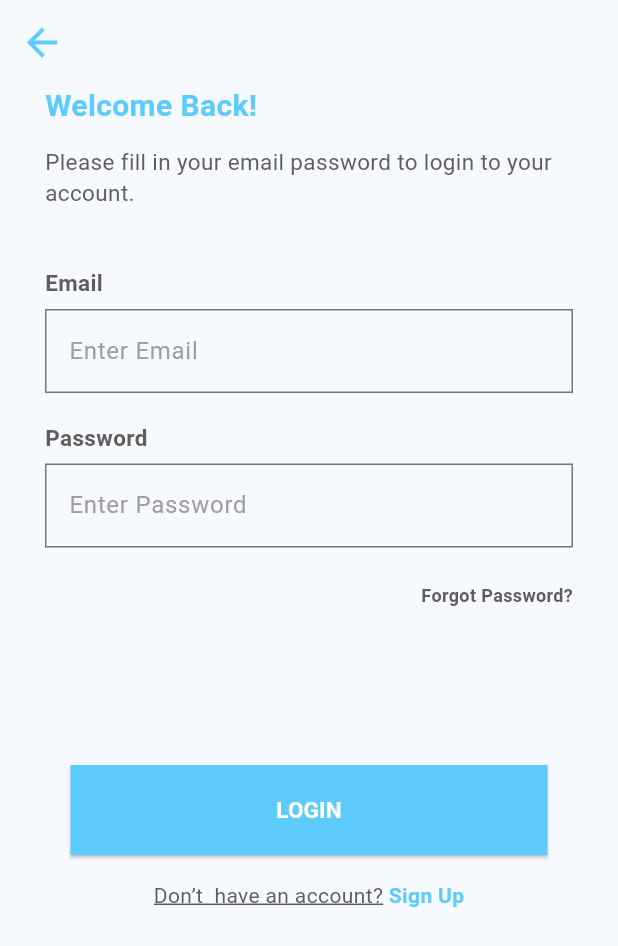
After one commit to shabbirrajput/Drips-Water-Delivery-Flutter-App, a Flutter app: the ScreenLogin screen opened directly, on a phone screen of 412 x 824 dp. The commit adds this screen. Shown: the top 946 px of the screen. Run offline on Flutter 3.47's test engine with Material 2 defaults, Android fonts, the phone set to English and light mode, and no system bars; our stand-ins replace flutter_svg, google_fonts; Roboto replaces fonts that are missing (TextStyle).

Commit message:
Login Screen ---> Done

```diff
--- a/lib/core/app_string.dart
+++ b/lib/core/app_string.dart
@@ -14,4 +14,14 @@ class AppString {
   static const textCreateAnAccount = 'CREATE AN ACCOUNT';
   static const textLogin = 'LOGIN';
   static const textContinueAsGuest = 'Continue as Guest';
+  static const textWelcomeBack = 'Welcome Back!';
+  static const textPleaseFillInYourEmailPasswordToLoginToYourAccount =
+      'Please fill in your email password to login to your account.';
+  static const textEmail = 'Email';
+  static const textPassword = 'Password';
+  static const textForgotPassword = 'Forgot Password?';
+  static const textDontHaveAnAccount = 'Don’t  have an account?';
+  static const textSignUp = ' Sign Up';
+  static const textEnterEmail = 'Enter Email';
+  static const textEnterPassword = 'Enter Password';
 }
--- a/lib/main.dart
+++ b/lib/main.dart
@@ -1,3 +1,4 @@
+import 'package:drips_water/core/app_color.dart';
 import 'package:drips_water/screens/splash/screen_splash.dart';
 import 'package:flutter/material.dart';
 
@@ -14,7 +15,7 @@ class MyApp extends StatelessWidget {
     return MaterialApp(
       title: 'Drips Water',
       theme: ThemeData(
-        colorScheme: ColorScheme.fromSeed(seedColor: Colors.deepPurple),
+        colorScheme: ColorScheme.fromSeed(seedColor: AppColors.colorPrimary),
         useMaterial3: true,
       ),
       home: const ScreenSplash(),
--- /dev/null
+++ b/lib/screens/auth/screen_login.dart
@@ -0,0 +1,198 @@
+import 'package:drips_water/core/app_color.dart';
+import 'package:drips_water/core/app_dimens.dart';
+import 'package:drips_water/core/app_string.dart';
+import 'package:flutter/gestures.dart';
+import 'package:flutter/material.dart';
+import 'package:google_fonts/google_fonts.dart';
+
+class ScreenLogin extends StatefulWidget {
+  const ScreenLogin({Key? key}) : super(key: key);
+
+  @override
+  State<ScreenLogin> createState() => _ScreenLoginState();
+}
+
+class _ScreenLoginState extends State<ScreenLogin> {
+  @override
+  Widget build(BuildContext context) {
+    return Scaffold(
+      appBar: AppBar(
+        leading: IconButton(
+            onPressed: () {
+              Navigator.pop(context);
+            },
+            icon: const Icon(
+              Icons.arrow_back,
+              color: AppColors.colorPrimary,
+              size: Dimens.margin30,
+            )),
+      ),
+      body: SingleChildScrollView(
+        child: Padding(
+          padding: const EdgeInsets.symmetric(horizontal: Dimens.margin30),
+          child: Column(
+            children: [
+              Align(
+                alignment: Alignment.topLeft,
+                child: Text(
+                  AppString.textWelcomeBack,
+                  style: TextStyle(
+                    color: AppColors.colorPrimary,
+                    fontFamily: GoogleFonts.poppins().toString(),
+                    fontSize: Dimens.textSize20,
+                    fontWeight: FontWeight.w700,
+                  ),
+                ),
+              ),
+              const SizedBox(
+                height: Dimens.margin12,
+              ),
+              Text(
+                AppString.textPleaseFillInYourEmailPasswordToLoginToYourAccount,
+                style: TextStyle(
+                    color: AppColors.colorGrey,
+                    fontFamily: GoogleFonts.poppins().toString(),
+                    fontSize: Dimens.textSize15,
+                    fontWeight: FontWeight.w400),
+              ),
+              const SizedBox(
+                height: Dimens.margin39,
+              ),
+              Align(
+                alignment: Alignment.topLeft,
+                child: Text(
+                  AppString.textEmail,
+                  style: TextStyle(
+                      color: AppColors.colorGrey,
+                      fontFamily: GoogleFonts.poppins().toString(),
+                      fontSize: Dimens.textSize15,
+                      fontWeight: FontWeight.w700),
+                ),
+              ),
+              const SizedBox(
+                height: Dimens.margin7,
+              ),
+              const TextField(
+                decoration: InputDecoration(
+                  border: OutlineInputBorder(
+                    borderRadius: BorderRadius.all(Radius.zero),
+                  ),
+                  hintStyle: TextStyle(color: Colors.grey),
+                  hintText: AppString.textEnterEmail,
+                  /*fillColor: Colors.white70*/
+                ),
+              ),
+              const SizedBox(
+                height: Dimens.margin19,
+              ),
+              Align(
+                alignment: Alignment.topLeft,
+                child: Text(
+                  AppString.textPassword,
+                  style: TextStyle(
+                      color: AppColors.colorGrey,
+                      fontFamily: GoogleFonts.poppins().toString(),
+                      fontSize: Dimens.textSize15,
+                      fontWeight: FontWeight.w700),
+                ),
+              ),
+              const SizedBox(
+                height: Dimens.margin7,
+              ),
+              const TextField(
+                decoration: InputDecoration(
+                  border: OutlineInputBorder(
+                    borderRadius: BorderRadius.all(Radius.zero),
+                  ),
+                  hintStyle: TextStyle(color: Colors.grey),
+                  hintText: AppString.textEnterPassword,
+                  /*fillColor: Colors.white70*/
+                ),
+              ),
+              const SizedBox(
+                height: Dimens.margin23,
+              ),
+              InkWell(
+                onTap: () {},
+                child: Align(
+                  alignment: Alignment.topRight,
+                  child: Text(
+                    AppString.textForgotPassword,
+                    style: TextStyle(
+                        color: AppColors.colorGrey,
+                        fontFamily: GoogleFonts.poppins().toString(),
+                        fontSize: Dimens.textSize12,
+                        fontWeight: FontWeight.w600),
+                  ),
+                ),
+              ),
+              const SizedBox(
+                height: Dimens.margin105,
+              ),
+              SizedBox(
+                height: Dimens.margin60,
+                width: Dimens.margin318,
+                child: ElevatedButton(
+                  onPressed: () {},
+                  style: ElevatedButton.styleFrom(
+                      shape: const RoundedRectangleBorder(
+                          borderRadius: BorderRadius.all(Radius.zero)),
+                      backgroundColor: AppColors.colorPrimary),
+                  child: Text(
+                    AppString.textLogin,
+                    style: TextStyle(
+                        color: AppColors.colorWhite,
+                        fontFamily: GoogleFonts.poppins().toString(),
+                        fontSize: Dimens.textSize15,
+                        fontWeight: FontWeight.w700),
+                  ),
+                ),
+              ),
+              const SizedBox(
+                height: Dimens.margin17,
+              ),
+              Text.rich(
+                TextSpan(
+                  children: [
+                    TextSpan(
+                      text: AppString.textDontHaveAnAccount,
+                      style: TextStyle(
+                        fontSize: Dimens.textSize14,
+                        decoration: TextDecoration.underline,
+                        color: AppColors.colorGrey,
+                        fontFamily: GoogleFonts.poppins().toString(),
+                        fontWeight: FontWeight.w400,
+                      ),
+                    ),
+                    TextSpan(
+                      recognizer: TapGestureRecognizer()
+                        ..onTap = () {
+                          /*Navigator.push(
+                            context,
+                            MaterialPageRoute(
+                              builder: (context) => const ScreenRegisteration(),
+                            ),
+                          );*/
+                        },
+                      text: AppString.textSignUp,
+                      style: TextStyle(
+                        color: AppColors.colorPrimary,
+                        fontFamily: GoogleFonts.poppins().toString(),
+                        fontWeight: FontWeight.w700,
+                      ),
+                    ),
+                  ],
+                ),
+                style: TextStyle(
+                  color: AppColors.colorGrey,
+                  fontFamily: GoogleFonts.poppins().toString(),
+                  fontWeight: FontWeight.w500,
+                ),
+              ),
+            ],
+          ),
+        ),
+      ),
+    );
+  }
+}
--- a/lib/screens/welcome/screen_welcome.dart
+++ b/lib/screens/welcome/screen_welcome.dart
@@ -3,6 +3,7 @@ import 'package:drips_water/core/app_dimens.dart';
 import 'package:drips_water/core/app_fonts.dart';
 import 'package:drips_water/core/app_image.dart';
 import 'package:drips_water/core/app_string.dart';
+import 'package:drips_water/screens/auth/screen_login.dart';
 import 'package:flutter/material.dart';
 import 'package:google_fonts/google_fonts.dart';
 
@@ -97,7 +98,12 @@ class _ScreenWelcomeState extends State<ScreenWelcome> {
                     height: Dimens.margin60,
                     width: double.infinity,
                     child: TextButton(
-                      onPressed: () {},
+                      onPressed: () {
+                        Navigator.push(
+                            context,
+                            MaterialPageRoute(
+                                builder: (context) => const ScreenLogin()));
+                      },
                       style: TextButton.styleFrom(
                           shape: const RoundedRectangleBorder(
                               borderRadius: BorderRadius.all(Radius.zero)),
```
